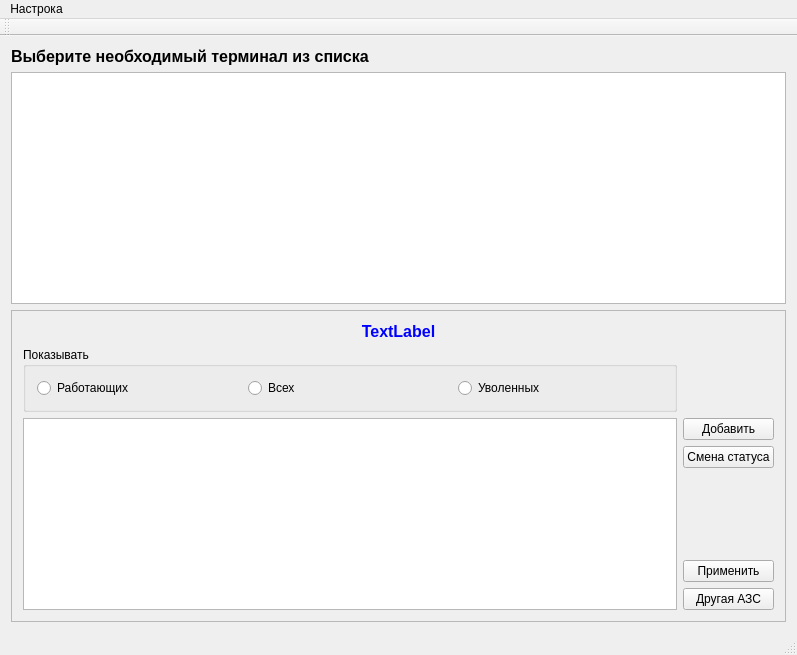
rust3128/MposOperators, file mainwindow.ui: the form before one commit.
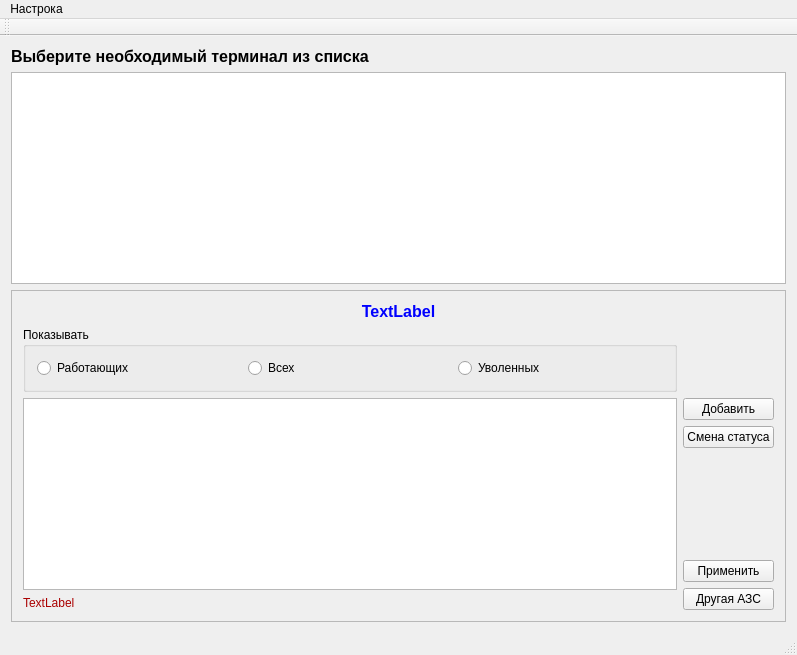
The form after the commit. Icons and pictures are not drawn.

The edit to the form file:
```diff
--- a/mainwindow.ui
+++ b/mainwindow.ui
@@ -89,61 +89,6 @@
          </property>
         </widget>
        </item>
-       <item row="2" column="1">
-        <layout class="QVBoxLayout" name="verticalLayout">
-         <item>
-          <widget class="QPushButton" name="pushButton">
-           <property name="text">
-            <string>Добавить</string>
-           </property>
-           <property name="icon">
-            <iconset resource="res.qrc">
-             <normaloff>:/Images/user_add.png</normaloff>:/Images/user_add.png</iconset>
-           </property>
-           <property name="iconSize">
-            <size>
-             <width>32</width>
-             <height>32</height>
-            </size>
-           </property>
-          </widget>
-         </item>
-         <item>
-          <widget class="QPushButton" name="pushButtonActive">
-           <property name="text">
-            <string>Смена статуса</string>
-           </property>
-          </widget>
-         </item>
-         <item>
-          <spacer name="verticalSpacer">
-           <property name="orientation">
-            <enum>Qt::Vertical</enum>
-           </property>
-           <property name="sizeHint" stdset="0">
-            <size>
-             <width>20</width>
-             <height>40</height>
-            </size>
-           </property>
-          </spacer>
-         </item>
-         <item>
-          <widget class="QPushButton" name="pushButtonApplay">
-           <property name="text">
-            <string>Применить</string>
-           </property>
-          </widget>
-         </item>
-         <item>
-          <widget class="QPushButton" name="pushButton_2">
-           <property name="text">
-            <string>Другая АЗС</string>
-           </property>
-          </widget>
-         </item>
-        </layout>
-       </item>
        <item row="0" column="0" colspan="2">
         <widget class="QLabel" name="labelAzsTitle">
          <property name="font">
@@ -197,6 +142,72 @@
          </layout>
         </widget>
        </item>
+       <item row="3" column="0">
+        <widget class="QLabel" name="labelMessageWork">
+         <property name="styleSheet">
+          <string notr="true">color: rgb(170, 0, 0);
+font: 75 12pt &quot;Noto Sans&quot;;</string>
+         </property>
+         <property name="text">
+          <string>TextLabel</string>
+         </property>
+        </widget>
+       </item>
+       <item row="2" column="1" rowspan="2">
+        <layout class="QVBoxLayout" name="verticalLayout">
+         <item>
+          <widget class="QPushButton" name="pushButton">
+           <property name="text">
+            <string>Добавить</string>
+           </property>
+           <property name="icon">
+            <iconset resource="res.qrc">
+             <normaloff>:/Images/user_add.png</normaloff>:/Images/user_add.png</iconset>
+           </property>
+           <property name="iconSize">
+            <size>
+             <width>32</width>
+             <height>32</height>
+            </size>
+           </property>
+          </widget>
+         </item>
+         <item>
+          <widget class="QPushButton" name="pushButtonActive">
+           <property name="text">
+            <string>Смена статуса</string>
+           </property>
+          </widget>
+         </item>
+         <item>
+          <spacer name="verticalSpacer">
+           <property name="orientation">
+            <enum>Qt::Vertical</enum>
+           </property>
+           <property name="sizeHint" stdset="0">
+            <size>
+             <width>20</width>
+             <height>40</height>
+            </size>
+           </property>
+          </spacer>
+         </item>
+         <item>
+          <widget class="QPushButton" name="pushButtonApplay">
+           <property name="text">
+            <string>Применить</string>
+           </property>
+          </widget>
+         </item>
+         <item>
+          <widget class="QPushButton" name="pushButtonOtherAzs">
+           <property name="text">
+            <string>Другая АЗС</string>
+           </property>
+          </widget>
+         </item>
+        </layout>
+       </item>
       </layout>
      </widget>
     </item>
```
